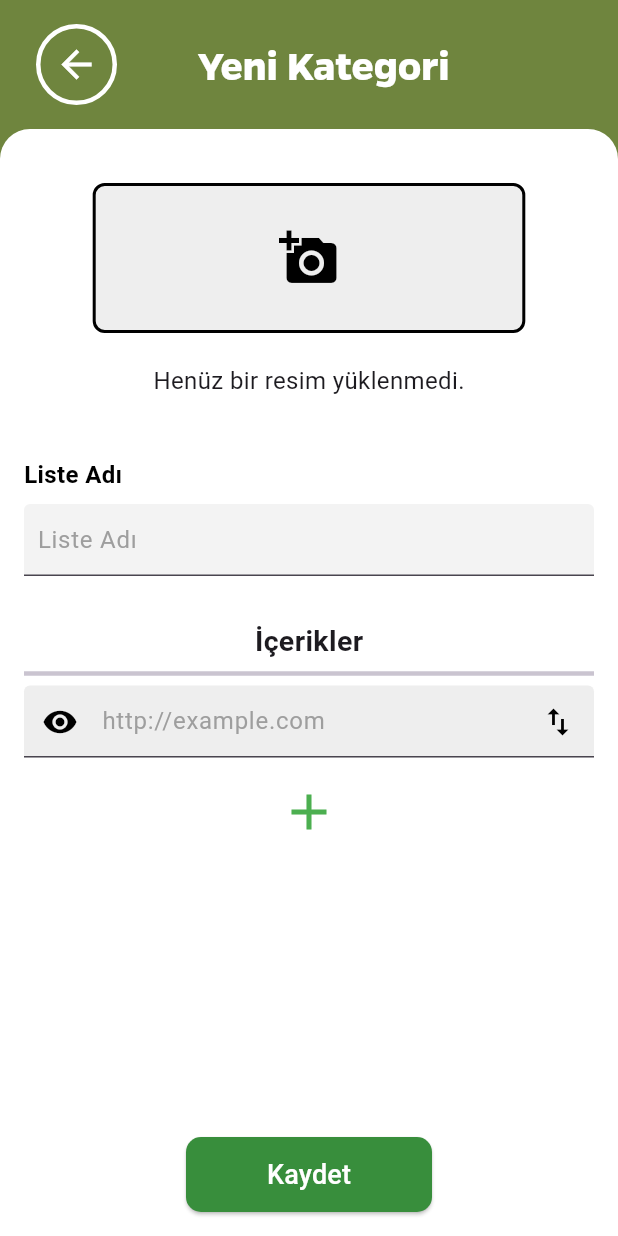
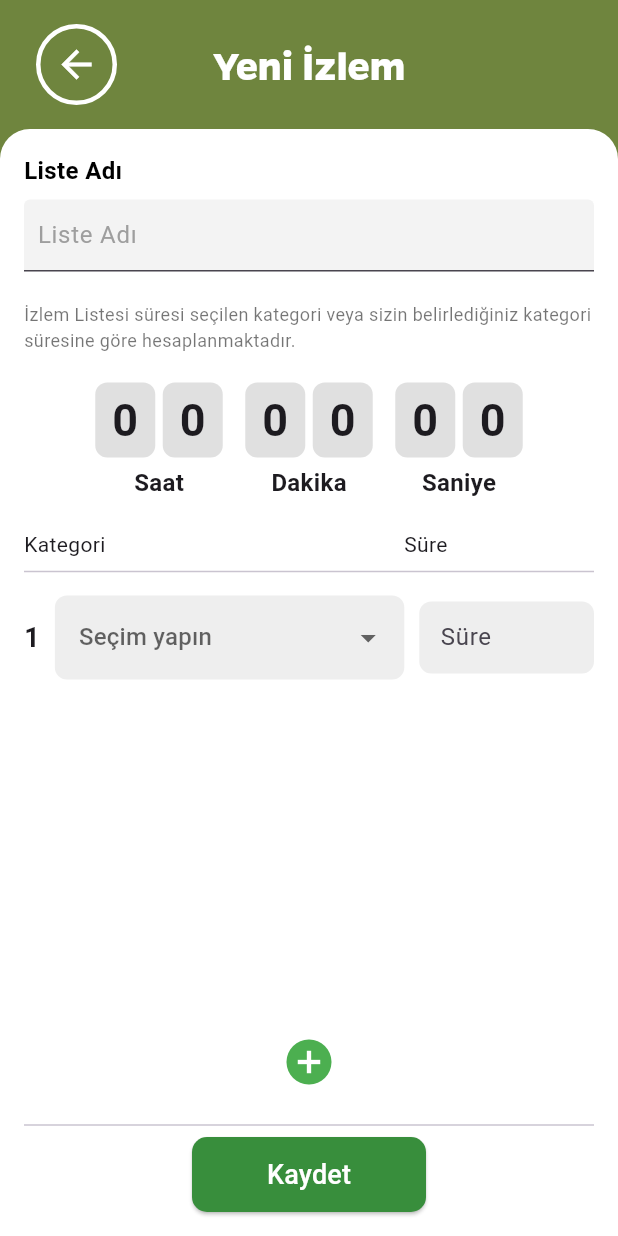
Before and after one commit to alpanet/kidsApp, a Flutter app: the WatchNewPage screen opened by its route, on a phone screen of 412 x 824 dp. Run offline on Flutter 3.47's test engine with Material 3 defaults, Android fonts, the phone set to English and light mode, and no system bars; our stand-ins replace auto_route, circular_countdown_timer, flutter_riverpod, flutter_screenutil, image_picker, intl_phone_field; project files that could hold a hidden picture were left out.

Commit message:
Whatclist add page

```diff
--- a/lib/ui/screens/watchList/watch_new_page.dart
+++ b/lib/ui/screens/watchList/watch_new_page.dart
@@ -1,57 +1,146 @@
-import 'dart:io';
 import 'package:auto_route/auto_route.dart';
 import 'package:flutter/material.dart';
 import 'package:kids_app/theme.dart';
-import 'package:kids_app/ui/components/image_upload_widget.dart';
 import 'package:kids_app/ui/components/text_input_component.dart';
-import 'package:kids_app/ui/components/text_input_icons_component.dart';
 
 @RoutePage()
 class WatchNewPage extends StatefulWidget {
   const WatchNewPage({super.key});
 
   @override
-  State<WatchNewPage> createState() => _CategoryNewCategoryPageState();
+  State<WatchNewPage> createState() => _WatchNewPageState();
 }
 
-class _CategoryNewCategoryPageState extends State<WatchNewPage> {
-  File? _uploadedImage;
+class _WatchNewPageState extends State<WatchNewPage> {
+  final TextEditingController _listeAdiController = TextEditingController();
+  final List<TextEditingController> _controllers = [TextEditingController()];
+  int _rowCount = 1;
 
-  final List<TextEditingController> _controllers = [TextEditingController()];
+  @override
+  void dispose() {
+    _listeAdiController.dispose();
+    for (var controller in _controllers) {
+      controller.dispose();
+    }
+    super.dispose();
+  }
 
-  final TextEditingController _listeAdiController = TextEditingController();
-
-  void _handleImageSelected(File image) {
+  void _addRow() {
     setState(() {
-      _uploadedImage = image;
+      _controllers.add(TextEditingController());
+      _rowCount++;
     });
   }
 
-  void _addNewInput() {
-    setState(() {
-      _controllers.add(TextEditingController());
-    });
+  Widget _buildTotalDuration() {
+    return Row(
+      mainAxisAlignment: MainAxisAlignment.center,
+      children: [
+        _durationBox('Saat', 00),
+        const SizedBox(width: 15),
+        _durationBox('Dakika', 00),
+        const SizedBox(width: 15),
+        _durationBox('Saniye', 00),
+      ],
+    );
   }
 
-  void _moveInput(int index) {
-    setState(() {
-      if (index == _controllers.length - 1) {
-        final controller = _controllers.removeAt(index);
-        _controllers.insert(0, controller);
-      } else {
-        final controller = _controllers.removeAt(index);
-        _controllers.insert(index + 1, controller);
-      }
-    });
+  Widget _durationBox(String label, int value) {
+    String valueStr = value.toString().padLeft(2, '0');
+    return Column(
+      children: [
+        Row(
+          mainAxisAlignment: MainAxisAlignment.center,
+          children: [
+            _singleBox(valueStr[0]),
+            const SizedBox(width: 5),
+            _singleBox(valueStr[1]),
+          ],
+        ),
+        const SizedBox(height: 5),
+        Text(
+          label,
+          style: const TextStyle(fontSize: 16, fontWeight: FontWeight.bold),
+        ),
+      ],
+    );
   }
 
-  @override
-  void dispose() {
-    for (var controller in _controllers) {
-      controller.dispose();
+  Widget _singleBox(String digit) {
+    return Container(
+      width: 40,
+      height: 50,
+      alignment: Alignment.center,
+      decoration: BoxDecoration(
+        color: Colors.grey[300],
+        borderRadius: BorderRadius.circular(8),
+      ),
+      child: Text(
+        digit,
+        style: const TextStyle(
+          fontSize: 30,
+          fontWeight: FontWeight.bold,
+        ),
+      ),
+    );
   }
-    _listeAdiController.dispose();
-    super.dispose();
+
+  Widget _buildCategoryRow(int index) {
+    return Padding(
+      padding: const EdgeInsets.symmetric(vertical: 8.0),
+      child: Row(
+        children: [
+          Expanded(
+            flex: 2,
+            child: DropdownButtonFormField<String>(
+              decoration: InputDecoration(
+                filled: true,
+                fillColor: Colors.grey[200],
+                contentPadding:
+                    const EdgeInsets.symmetric(horizontal: 10, vertical: 12),
+                border: OutlineInputBorder(
+                  borderRadius: BorderRadius.circular(8),
+                  borderSide: BorderSide.none,
+                ),
+              ),
+              hint: const Text('Seçim yapın'),
+              items: const [
+                DropdownMenuItem(
+                  value: 'Kategori 1',
+                  child: Text('Kategori 1'),
+                ),
+                DropdownMenuItem(
+                  value: 'Kategori 2',
+                  child: Text('Kategori 2'),
+                ),
+              ],
+              onChanged: (value) {
+                // Handle dropdown value change
+              },
+            ),
+          ),
+          const SizedBox(width: 10),
+          Expanded(
+            flex: 1,
+            child: TextFormField(
+              controller: _controllers[index],
+              decoration: InputDecoration(
+                hintText: 'Süre',
+                filled: true,
+                fillColor: Colors.grey[200],
+                contentPadding:
+                    const EdgeInsets.symmetric(horizontal: 10, vertical: 12),
+                border: OutlineInputBorder(
+                  borderRadius: BorderRadius.circular(8),
+                  borderSide: BorderSide.none,
+                ),
+              ),
+              keyboardType: TextInputType.number,
+            ),
+          ),
+        ],
+      ),
+    );
   }
 
   @override
@@ -64,9 +153,12 @@ class _CategoryNewCategoryPageState extends State<WatchNewPage> {
             Padding(
               padding:
                   const EdgeInsets.symmetric(horizontal: 24.0, vertical: 16.0),
-              child: Row(
+              child: Stack(
+                alignment: Alignment.center,
                 children: [
-                  Container(
+                  Align(
+                    alignment: Alignment.centerLeft,
+                    child: Container(
                       decoration: BoxDecoration(
                         color: Colors.transparent,
                         shape: BoxShape.circle,
@@ -86,125 +178,156 @@ class _CategoryNewCategoryPageState extends State<WatchNewPage> {
                         },
                       ),
                     ),
-                  Expanded(
-                    child: Padding(
-                      padding: EdgeInsets.only(
-                          left: MediaQuery.of(context).size.width * 0.13),
-                      child: Text(
-                        'Yeni Kategori',
-                        style: AppTheme.generalMenuTitle,
                   ),
-                    ),
-                  ),
+                  Text('Yeni İzlem', style: AppTheme.generalMenuTitle),
                 ],
               ),
             ),
             Expanded(
               child: Container(
                 width: double.infinity,
+                padding: const EdgeInsets.all(16.0),
                 decoration: const BoxDecoration(
-                  color: Color.fromARGB(255, 255, 255, 255),
+                  color: Colors.white,
                   borderRadius: BorderRadius.only(
                       topLeft: Radius.circular(20),
-                    topRight: Radius.circular(20),
+                      topRight: Radius.circular(20)),
                 ),
-                ),
-                padding: const EdgeInsets.all(16.0),
                 child: Column(
+                  crossAxisAlignment: CrossAxisAlignment.start,
                   children: [
-                    const SizedBox(height: 20),
-                    ImageUploadWidget(onImageSelected: _handleImageSelected),
-                    const SizedBox(height: 20),
-                    if (_uploadedImage != null)
-                      Column(
-                        children: [
-                          const Text(
-                            'Yüklenen Resim:',
-                            style: TextStyle(fontSize: 16),
-                          ),
-                          const SizedBox(height: 10),
-                          Image.file(
-                            _uploadedImage!,
-                            width: 150,
-                            height: 150,
-                            fit: BoxFit.cover,
-                          ),
-                        ],
-                      )
-                    else
-                      const Text(
-                        'Henüz bir resim yüklenmedi.',
-                        style: TextStyle(fontSize: 16),
-                      ),
-                    const SizedBox(height: 40),
                     TextInputComponent(
                       label: 'Liste Adı',
                       placeholder: 'Liste Adı',
                       controller: _listeAdiController,
                       isMultiline: false,
                     ),
-                    const SizedBox(height: 30),
+                    const SizedBox(height: 20),
                     const Text(
-                      'İçerikler',
-                      style:
-                          TextStyle(fontSize: 19, fontWeight: FontWeight.bold),
-                      textAlign: TextAlign.start,
+                      'İzlem Listesi süresi seçilen kategori veya sizin belirlediğiniz '
+                      'kategori süresine göre hesaplanmaktadır.',
+                      style: TextStyle(fontSize: 12, color: Colors.black54),
                     ),
-                    const Divider(thickness: 3.0),
+                    const SizedBox(height: 20),
+                    _buildTotalDuration(),
+                    const SizedBox(height: 20),
+                    const Row(
+                      children: [
+                        Expanded(flex: 2, child: Text('Kategori')),
+                        Expanded(flex: 1, child: Text('Süre')),
+                      ],
+                    ),
+                    const Divider(),
+                    Expanded(
+                      child: Column(
+                        children: [
                           Expanded(
                             child: ListView.builder(
-                        itemCount: _controllers.length +
-                            1, // Add 1 for the "+" button at the end
+                              itemCount: _controllers.length,
                               itemBuilder: (context, index) {
-                          if (index < _controllers.length) {
                                 return Padding(
-                              padding: const EdgeInsets.only(bottom: 8.0),
-                              child: TextInputIconsComponent(
-                                placeholder: 'http://example.com',
+                                  padding:
+                                      const EdgeInsets.symmetric(vertical: 8.0),
+                                  child: Row(
+                                    children: [
+                                      Text(
+                                        '${index + 1}',
+                                        style: const TextStyle(
+                                            fontSize: 18,
+                                            fontWeight: FontWeight.bold),
+                                      ),
+                                      const SizedBox(width: 10),
+                                      Expanded(
+                                        flex: 2,
+                                        child: DropdownButtonFormField<String>(
+                                          decoration: InputDecoration(
+                                            filled: true,
+                                            fillColor: Colors.grey[200],
+                                            border: OutlineInputBorder(
+                                              borderRadius:
+                                                  BorderRadius.circular(8),
+                                              borderSide: BorderSide.none,
+                                            ),
+                                          ),
+                                          value: null,
+                                          items: [
+                                            'Kategori 1',
+                                            'Kategori 2',
+                                            'Kategori 3'
+                                          ]
+                                              .map((category) =>
+                                                  DropdownMenuItem(
+                                                    value: category,
+                                                    child: Text(category),
+                                                  ))
+                                              .toList(),
+                                          onChanged: (value) {
+                                            print("Selected Category: $value");
+                                          },
+                                          hint: const Text('Seçim yapın'),
+                                        ),
+                                      ),
+                                      const SizedBox(width: 10),
+                                      Expanded(
+                                        flex: 1,
+                                        child: TextFormField(
                                           controller: _controllers[index],
-                                initialLeadingIcon: Icons.visibility,
-                                alternateLeadingIcon: Icons.visibility_off,
-                                trailingIcon: Icons.swap_vert,
-                                onTrailingIconPressed: () {
-                                  _moveInput(index);
+                                          decoration: InputDecoration(
+                                            hintText: 'Süre',
+                                            filled: true,
+                                            fillColor: Colors.grey[200],
+                                            contentPadding:
+                                                const EdgeInsets.symmetric(
+                                                    horizontal: 10,
+                                                    vertical: 12),
+                                            border: OutlineInputBorder(
+                                              borderRadius:
+                                                  BorderRadius.circular(8),
+                                              borderSide: BorderSide.none,
+                                            ),
+                                          ),
+                                          keyboardType: TextInputType.number,
+                                        ),
+                                      ),
+                                    ],
+                                  ),
+                                );
                               },
                             ),
-                            );
-                          } else {
-                            return Align(
-                              alignment: Alignment.center,
+                          ),
+                          Center(
                             child: IconButton(
-                                onPressed: _addNewInput,
+                              onPressed: _addRow,
                               icon: const Icon(
-                                  Icons.add,
-                                  size: 40,
+                                Icons.add_circle,
+                                size: 36,
                                 color: Colors.green,
                               ),
                             ),
-                            );
-                          }
-                        },
+                          ),
+                          const SizedBox(height: 8),
+                          const Divider(),
+                        ],
                       ),
                     ),
-                    const SizedBox(height: 20),
-                    ElevatedButton(
+                    Center(
+                      child: ElevatedButton(
                         style: ElevatedButton.styleFrom(
                           backgroundColor: Colors.green[700],
                           shape: RoundedRectangleBorder(
                             borderRadius: BorderRadius.circular(10),
                           ),
+                          padding: const EdgeInsets.symmetric(
+                              horizontal: 50, vertical: 12),
                         ),
                         onPressed: () {
-                        print("Kaydet pressed!");
+                          print("Kaydet Pressed");
                           print("Liste Adı: ${_listeAdiController.text}");
                           for (var controller in _controllers) {
-                          print("Input Value: ${controller.text}");
+                            print("Süre: ${controller.text}");
                           }
                         },
-                      child: const Padding(
-                        padding: EdgeInsets.symmetric(
-                            horizontal: 30.0, vertical: 12.0),
-                        child: Text(
+                        child: const Text(
                           'Kaydet',
                           style: TextStyle(fontSize: 18, color: Colors.white),
                         ),
```
Lines whose indentation alone changed are shown as unchanged.
